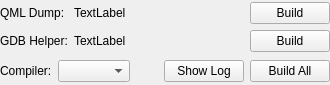
This is src/plugins/qtsupport/debugginghelper.ui in qt-creator/qt-creator as Qt 5 draws it before an edit. The edited form follows.
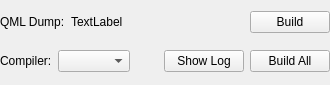
This is the edited form.

```diff
--- a/src/plugins/qtsupport/debugginghelper.ui
+++ b/src/plugins/qtsupport/debugginghelper.ui
@@ -42,13 +42,6 @@
        </property>
       </widget>
      </item>
-     <item row="2" column="2">
-      <widget class="QPushButton" name="gdbHelperBuildButton">
-       <property name="text">
-        <string>Build</string>
-       </property>
-      </widget>
-     </item>
      <item row="1" column="1">
       <widget class="QLabel" name="qmlDumpStatus">
        <property name="sizePolicy">
@@ -62,29 +55,6 @@
        </property>
       </widget>
      </item>
-     <item row="2" column="0">
-      <widget class="QLabel" name="gdbHelperLabel">
-       <property name="toolTip">
-        <string>Helps showing content of Qt types. Only used in older versions of GDB.</string>
-       </property>
-       <property name="text">
-        <string>GDB Helper:</string>
-       </property>
-      </widget>
-     </item>
-     <item row="2" column="1">
-      <widget class="QLabel" name="gdbHelperStatus">
-       <property name="sizePolicy">
-        <sizepolicy hsizetype="Preferred" vsizetype="Preferred">
-         <horstretch>2</horstretch>
-         <verstretch>0</verstretch>
-        </sizepolicy>
-       </property>
-       <property name="text">
-        <string notr="true">TextLabel</string>
-       </property>
-      </widget>
-     </item>
     </layout>
    </item>
    <item>
```
